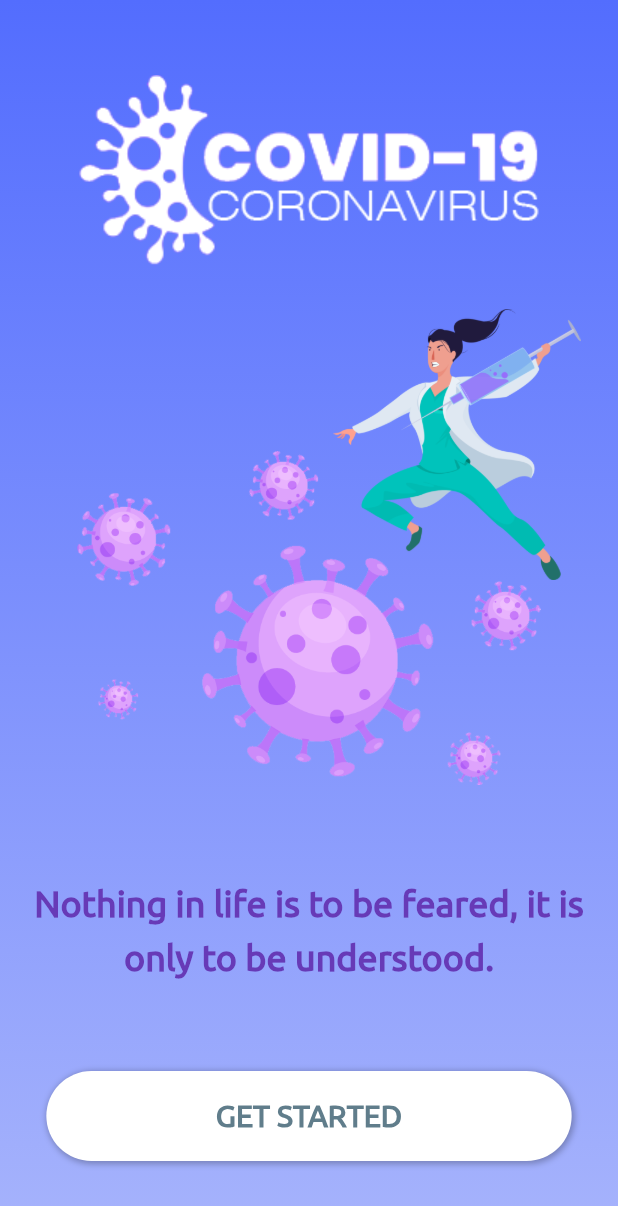
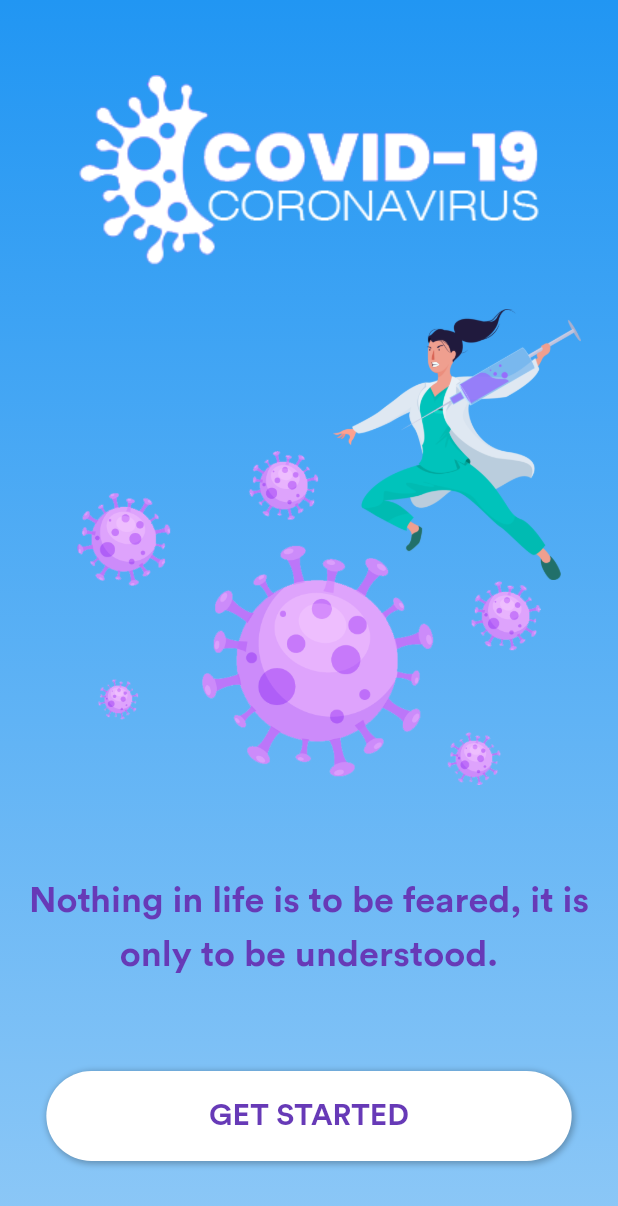
Before and after one commit to AbhishekMaira10/COVID-19-Tracker, a Flutter app: the screen it shows after launch, on a phone screen of 412 x 824 dp. Shown: the top 1206 px of the screen. Run offline on Flutter 3.47's test engine with Material 2 defaults, Android fonts, the phone set to English and light mode, and no system bars; our stand-ins replace flutter_svg.

Commit message:
updated fonts and created class DataSource

```diff
--- a/lib/main.dart
+++ b/lib/main.dart
@@ -12,7 +12,7 @@ class MyApp extends StatelessWidget {
       debugShowCheckedModeBanner: false,
       theme: ThemeData(
         primarySwatch: Colors.blue,
-        fontFamily: "Ubuntu",
+        fontFamily: "Circular",
       ),
       home: IntroPage(),
     );
--- a/lib/models/global.dart
+++ b/lib/models/global.dart
@@ -2,7 +2,7 @@ import 'package:flutter/material.dart';
 
 class AppColors {
   static final Color backgroundColor = Color(0XFFefedf2);
-  static final Color mainColor = Colors.indigoAccent;
+  static final Color mainColor = Colors.blue;
 }
 
 // Colors
--- a/lib/pages/intro_page.dart
+++ b/lib/pages/intro_page.dart
@@ -107,9 +107,10 @@ class _IntroPageState extends State<IntroPage> {
                   child: Text(
                     "GET STARTED",
                     style: TextStyle(
-                      color: Colors.blueGrey,
+                      color: Colors.deepPurple,
                       fontWeight: FontWeight.bold,
                       fontSize: 20,
+                      fontFamily: 'Circular',
                     ),
                   ),
                 ),
```
Also changed, not shown: lib/models/data_source.dart (added, +65 -0 lines), pubspec.yaml (+12 -0 lines), assets/fonts/CircularAir-Light.ttf (added), assets/fonts/CircularStd-Bold.ttf (added), assets/fonts/CircularStd-Medium.ttf (added), pubspec.lock.
